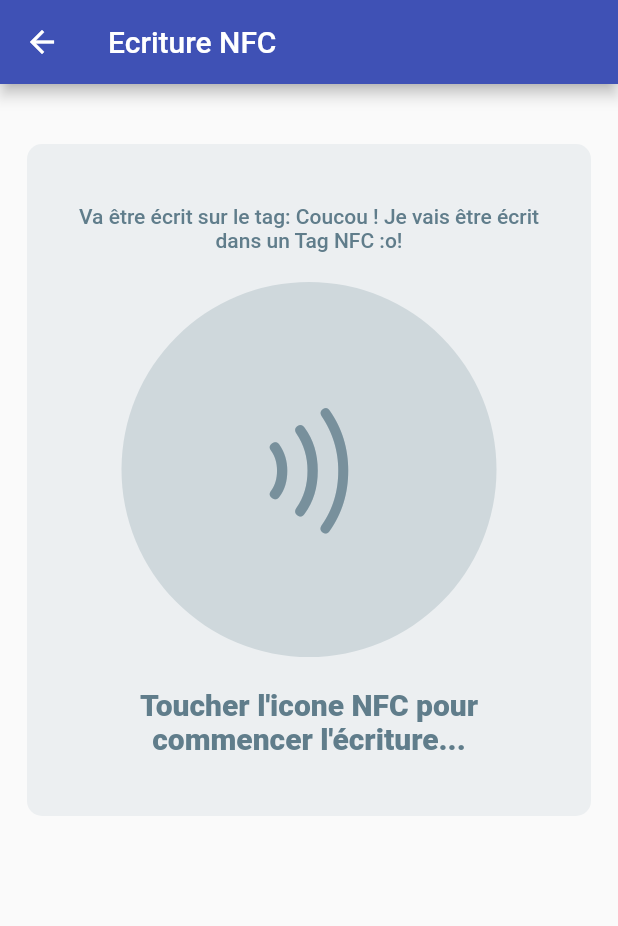
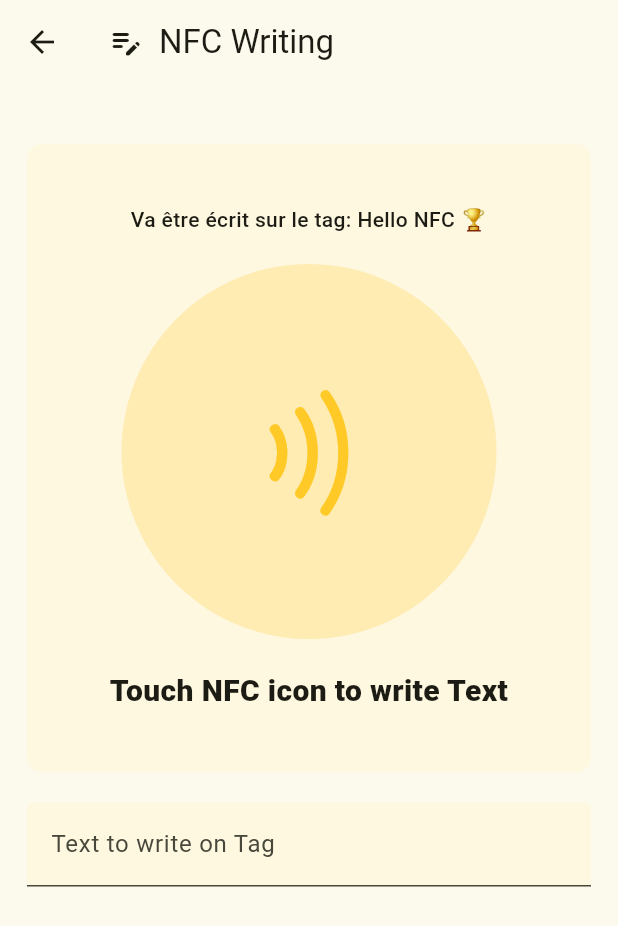
Before and after one commit to Akhu/Flutter-NFC-Sample, a Flutter app: the NfcWriteData screen opened by its route, on a phone screen of 412 x 824 dp. Shown: the top 926 px of the screen. Run offline on Flutter 3.47's test engine with Material 2 defaults, Android fonts, the phone set to English and light mode, and no system bars; missing offline and left inert: nfc_manager.

Commit message:
Updated style, cleaned views

```diff
--- a/lib/main.dart
+++ b/lib/main.dart
@@ -15,9 +15,7 @@ class MyApp extends StatelessWidget {
   Widget build(BuildContext context) {
     return MaterialApp(
       title: 'Démo NFC avec Flutter',
-      theme: ThemeData(
-        primarySwatch: Colors.indigo,
-      ),
+      theme: ThemeData(useMaterial3: true, colorSchemeSeed: Colors.lime),
       routes: {
         '/': (context) => const MainMenu(),
         '/nfc/write': (context) => NfcWriteData(),
--- a/lib/nfc_helpers/nfc_wrapper_view.dart
+++ b/lib/nfc_helpers/nfc_wrapper_view.dart
@@ -15,14 +15,14 @@ class NFCWrapperView extends StatelessWidget {
         width: 250.0,
         height: 250.0,
         decoration: BoxDecoration(
-          color: _isScanning ? Colors.green[100] : Colors.blueGrey[100],
+          color: _isScanning ? Colors.green[100] : Colors.amber[100],
           shape: BoxShape.circle,
         ),
         child: Center(
             child: Icon(
           CupertinoIcons.radiowaves_right,
           size: 100,
-          color: _isScanning ? Colors.green[400] : Colors.blueGrey[400],
+          color: _isScanning ? Colors.green[400] : Colors.amber[400],
         )));
   }
 }
--- a/lib/nfc_read_data.dart
+++ b/lib/nfc_read_data.dart
@@ -18,6 +18,14 @@ class _NfcReadDataState extends State<NfcReadData> {
   @override
   Widget build(BuildContext context) {
     return Scaffold(
+      appBar: AppBar(
+          title: Row(
+        children: const [
+          Icon(Icons.document_scanner_rounded),
+          SizedBox(width: 10),
+          Text('NFC Reading'),
+        ],
+      )),
       body: ListView(
         children: [
           GestureDetector(
@@ -28,7 +36,9 @@ class _NfcReadDataState extends State<NfcReadData> {
                     })
                   },
               child: NFCWrapperView(isScanning: _isScanning)),
-          FutureBuilder(
+          Padding(
+            padding: const EdgeInsets.all(8.0),
+            child: FutureBuilder(
               future: _scannedTag,
               builder: (BuildContext context, AsyncSnapshot snapshot) {
                 if (snapshot.hasData) {
@@ -36,9 +46,12 @@ class _NfcReadDataState extends State<NfcReadData> {
                     children: readNdef(snapshot.data),
                   );
                 } else {
-                return const Text('No data');
+                  return const Center(
+                      child: Text(
+                          'No data, tap on the NFC icon to start reading'));
                 }
               },
+            ),
           ),
         ],
       ),
--- a/lib/nfc_write_data.dart
+++ b/lib/nfc_write_data.dart
@@ -15,7 +15,7 @@ class _KeycardCreateNfcState extends State<NfcWriteData> {
   bool? _writeSuccess;
   bool? _validationSuccess = false;
 
-  String _dataToWrite = "Coucou ! Je vais être écrit dans un Tag NFC :o!";
+  String _dataToWrite = "Hello NFC 🏆";
 
   late Future<String> _generatedKey;
   Future<bool?> _linkKeyToReservation = Future.value(false);
@@ -28,7 +28,14 @@ class _KeycardCreateNfcState extends State<NfcWriteData> {
   @override
   Widget build(BuildContext context) {
     return Scaffold(
-        appBar: AppBar(title: const Text('Ecriture NFC')),
+        appBar: AppBar(
+            title: Row(
+          children: const [
+            Icon(Icons.edit_note_rounded),
+            SizedBox(width: 10),
+            Text('NFC Writing'),
+          ],
+        )),
         body: ListView(
           children: [
             const SizedBox(height: 40),
@@ -43,25 +50,24 @@ class _KeycardCreateNfcState extends State<NfcWriteData> {
                 padding: const EdgeInsets.symmetric(horizontal: 18.0),
                 child: Container(
                   decoration: BoxDecoration(
-                      color: Colors.blueGrey[50],
+                      color: Colors.amber[50],
                       borderRadius: BorderRadius.circular(10)),
                   child: Padding(
                     padding: const EdgeInsets.fromLTRB(20, 40, 20, 40),
                     child: Column(
                       children: [
-                        Text("Va être écrit sur le tag: ${_dataToWrite}",
-                            style: const TextStyle(
-                                color: Colors.blueGrey,
+                        Text("Va être écrit sur le tag: $_dataToWrite",
+                            style: TextStyle(
+                                color: Colors.orangeAccent[800],
                                 fontSize: 14,
                                 fontWeight: FontWeight.w500),
                             textAlign: TextAlign.center),
                         const SizedBox(height: 20),
                         NFCWrapperView(isScanning: _isScanning),
                         const SizedBox(height: 20),
-                        const Text(
-                            "Toucher l'icone NFC pour commencer l'écriture...",
+                        Text("Touch NFC icon to write Text",
                             style: TextStyle(
-                                color: Colors.blueGrey,
+                                color: Colors.orangeAccent[800],
                                 fontSize: 20,
                                 fontWeight: FontWeight.w900),
                             textAlign: TextAlign.center)
@@ -72,6 +78,20 @@ class _KeycardCreateNfcState extends State<NfcWriteData> {
               ),
             ),
             const SizedBox(height: 20),
+            Padding(
+              padding: const EdgeInsets.symmetric(horizontal: 18.0),
+              child: TextField(
+                decoration: InputDecoration(
+                    fillColor: Colors.amber[50],
+                    filled: true,
+                    labelText: 'Text to write on Tag'),
+                onChanged: (value) => {
+                  setState(() {
+                    _dataToWrite = value;
+                  })
+                },
+              ),
+            ),
           ],
         ));
   }
```
Also changed, not shown: lib/main_menu.dart (+45 -11 lines), 2 other files. Lines whose indentation alone changed are shown as unchanged.
